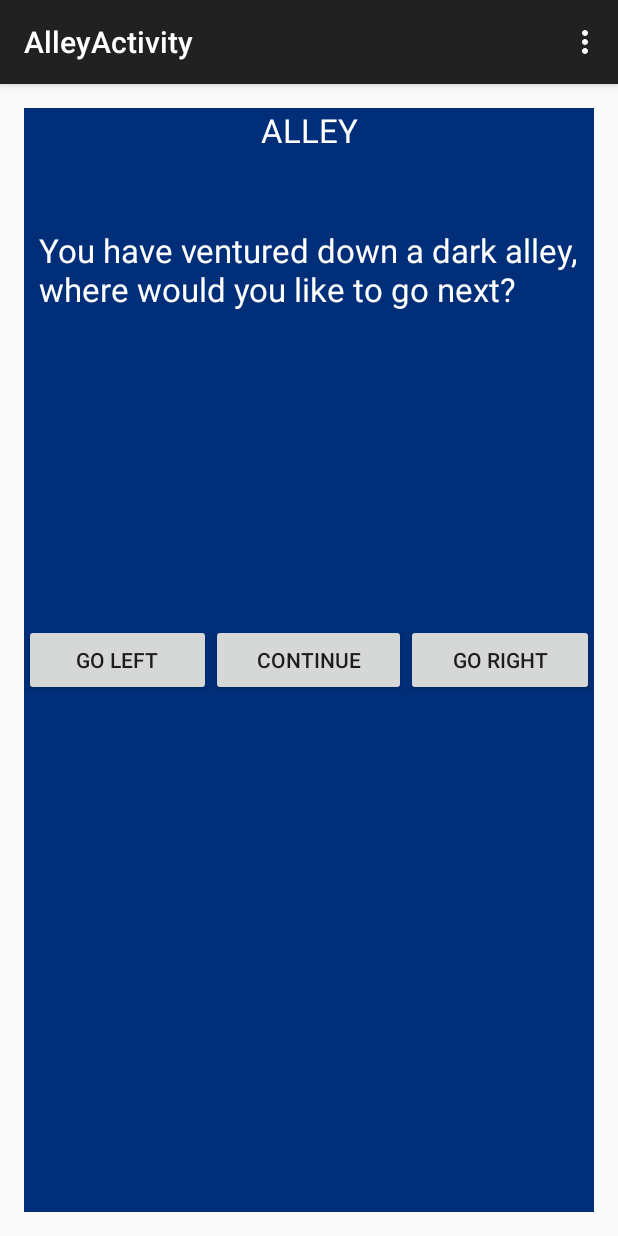
After one commit to agustinglobant/ChooseYourOwnAdventure, an Android app: the AlleyActivity screen opened directly, with no data from a screen before it, on a phone screen of 412 x 824 dp. The commit adds this screen. Run offline under Robolectric (Android 15) with nearby library versions, the phone set to English and light mode, and no system bars.

Commit message:
Add all the activitys for Fragments and Listener Class
* Room Activity
* Alley Activity
* Result Activity
* Created the ChanceToARandomScreen Listener to jump to other screen randomly

```diff
--- /dev/null
+++ b/src/main/java/co/mobilemakers/chooseyourownadventure/AlleyActivity.java
@@ -0,0 +1,39 @@
+package co.mobilemakers.chooseyourownadventure;
+
+import android.support.v7.app.ActionBarActivity;
+import android.os.Bundle;
+import android.view.Menu;
+import android.view.MenuItem;
+
+
+public class AlleyActivity extends ActionBarActivity {
+
+    @Override
+    protected void onCreate(Bundle savedInstanceState) {
+        super.onCreate(savedInstanceState);
+        setContentView(R.layout.activity_alley);
+    }
+
+
+    @Override
+    public boolean onCreateOptionsMenu(Menu menu) {
+        // Inflate the menu; this adds items to the action bar if it is present.
+        getMenuInflater().inflate(R.menu.menu_alley, menu);
+        return true;
+    }
+
+    @Override
+    public boolean onOptionsItemSelected(MenuItem item) {
+        // Handle action bar item clicks here. The action bar will
+        // automatically handle clicks on the Home/Up button, so long
+        // as you specify a parent activity in AndroidManifest.xml.
+        int id = item.getItemId();
+
+        //noinspection SimplifiableIfStatement
+        if (id == R.id.action_settings) {
+            return true;
+        }
+
+        return super.onOptionsItemSelected(item);
+    }
+}
--- /dev/null
+++ b/src/main/res/layout/activity_alley.xml
@@ -0,0 +1,17 @@
+<RelativeLayout xmlns:android="http://schemas.android.com/apk/res/android"
+    xmlns:tools="http://schemas.android.com/tools" android:layout_width="match_parent"
+    android:layout_height="match_parent" android:paddingLeft="@dimen/activity_horizontal_margin"
+    android:paddingRight="@dimen/activity_horizontal_margin"
+    android:paddingTop="@dimen/activity_vertical_margin"
+    android:paddingBottom="@dimen/activity_vertical_margin"
+    tools:context="co.mobilemakers.chooseyourownadventure.AlleyActivity">
+
+    <fragment
+        android:layout_width="match_parent"
+        android:layout_height="match_parent"
+        android:name="co.mobilemakers.chooseyourownadventure.AlleyFragment"
+        android:id="@+id/fragment2"
+        android:layout_alignParentTop="true"
+        android:layout_centerHorizontal="true"
+        tools:layout="@layout/fragment_alley" />
+</RelativeLayout>
--- /dev/null
+++ b/src/main/res/menu/menu_alley.xml
@@ -0,0 +1,7 @@
+<menu xmlns:android="http://schemas.android.com/apk/res/android"
+    xmlns:app="http://schemas.android.com/apk/res-auto"
+    xmlns:tools="http://schemas.android.com/tools"
+    tools:context="co.mobilemakers.chooseyourownadventure.AlleyActivity">
+    <item android:id="@+id/action_settings" android:title="@string/action_settings"
+        android:orderInCategory="100" app:showAsAction="never" />
+</menu>
--- a/src/main/res/values/strings.xml
+++ b/src/main/res/values/strings.xml
@@ -15,5 +15,9 @@
     <string name="text_room_meesage">You have entered a room with two doors</string>
     <string name="button_door_one">Enter Door 1</string>
     <string name="button_door_two">Enter door 2</string>
+    <string name="title_activity_alley">AlleyActivity</string>
+    <string name="hello_world">Hello world!</string>
+    <string name="title_activity_room">RoomActivity</string>
+    <string name="title_activity_result">ResultActivity</string>
 
 </resources>
```
Also changed, not shown: src/main/AndroidManifest.xml (+12 -0 lines), src/main/java/co/mobilemakers/chooseyourownadventure/ChanceToARandomScreen.java (added, +33 -0 lines), src/main/java/co/mobilemakers/chooseyourownadventure/ResultActivity.java (added, +39 -0 lines), src/main/java/co/mobilemakers/chooseyourownadventure/RoomActivity.java (added, +39 -0 lines), src/main/res/layout/activity_result.xml (added, +17 -0 lines), src/main/res/layout/activity_room.xml (added, +17 -0 lines), src/main/res/menu/menu_result.xml (added, +7 -0 lines), src/main/res/menu/menu_room.xml (added, +7 -0 lines).
